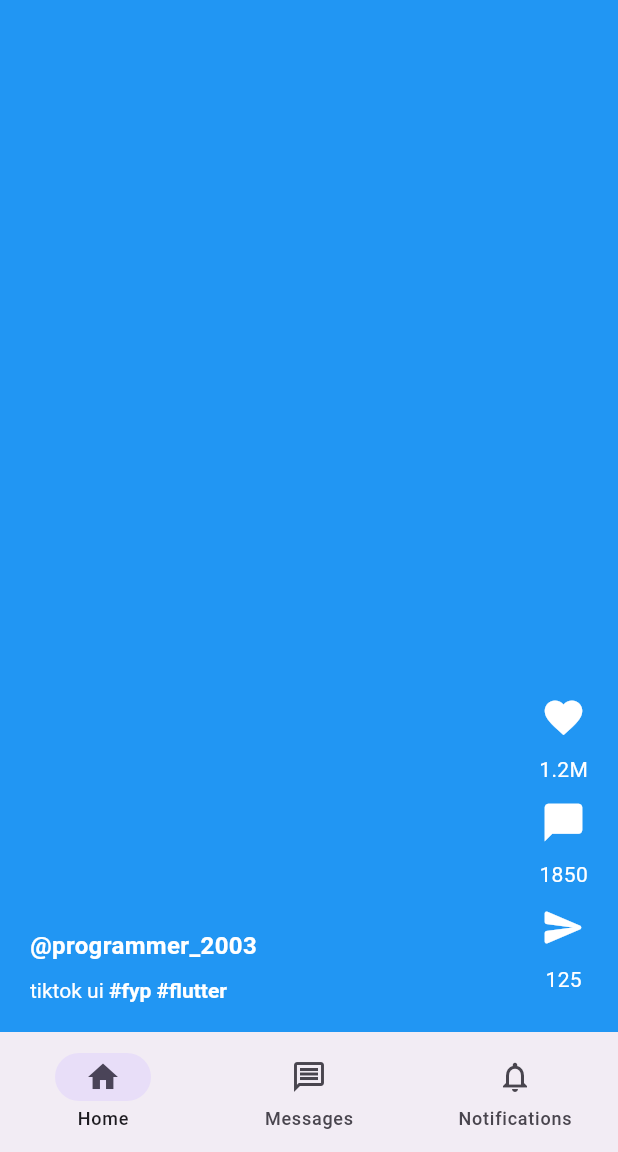
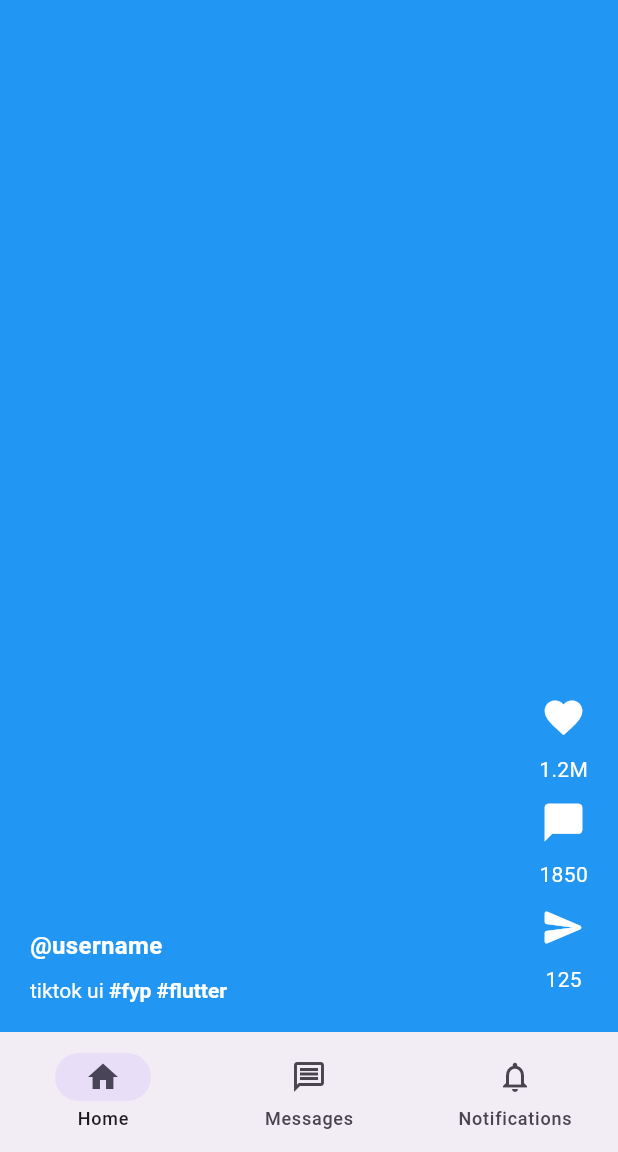
Before and after one commit to buzurg2003/lyric_reel, a Flutter app: the HomePage screen opened by its route, on a phone screen of 412 x 824 dp, the part 84-1236 px from its top. Run offline on Flutter 3.47's test engine with Material 3 defaults, Android fonts, the phone set to English and light mode, and no system bars.

Commit message:
Updated: posts_page.dart was modified

```diff
--- a/lib/pages/home_page/posts_page.dart
+++ b/lib/pages/home_page/posts_page.dart
@@ -13,7 +13,7 @@ class _BottomNavigationHomePageState extends State<BottomNavigationHomePage> {
   @override
   Widget build(BuildContext context) {
     return PostTemplate(
-      username: 'programmer_2003',
+      username: 'username',
       videoDescription: 'tiktok ui',
       numberOfLikes: '1.2M',
       numberOfComments: '1850',
```
Also changed, not shown: pubspec.lock.
